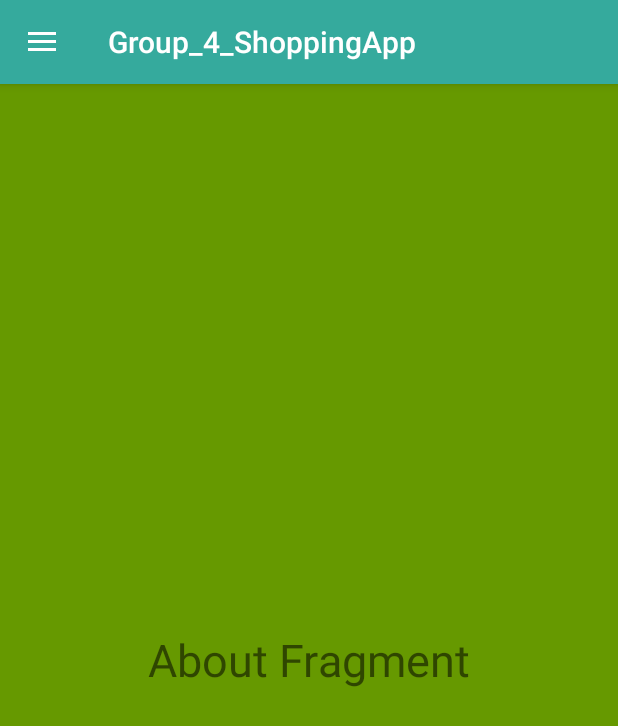
After one commit to khushi07/Group4_FinalProject_W2019_MAD3125, an Android app: the fragment AboutFragment placed in its activity, on a phone screen of 412 x 824 dp. The commit adds this screen. Shown: the top 726 px of the screen. Run offline under Robolectric (Android 15) with nearby library versions, the phone set to English and light mode, and no system bars.

Commit message:
Fragments Added

```diff
--- /dev/null
+++ b/app/src/main/java/com/example/group_4_shoppingapp/AboutFragment.java
@@ -0,0 +1,19 @@
+package com.example.group_4_shoppingapp;
+
+import android.os.Bundle;
+import android.view.LayoutInflater;
+import android.view.View;
+import android.view.ViewGroup;
+
+import androidx.annotation.NonNull;
+import androidx.annotation.Nullable;
+import androidx.fragment.app.Fragment;
+
+public class AboutFragment extends Fragment {
+
+    @Nullable
+    @Override
+    public View onCreateView(@NonNull LayoutInflater inflater, @Nullable ViewGroup container, @Nullable Bundle savedInstanceState) {
+        return inflater.inflate(R.layout.fragment_about, container, false);
+    }
+}
--- a/app/src/main/res/layout/activity_home.xml
+++ b/app/src/main/res/layout/activity_home.xml
@@ -21,6 +21,12 @@
             android:ems="10"
             android:inputType="textPersonName"
             android:text="Main Layout" />
+
+    <FrameLayout
+        android:id="@+id/fragment_container"
+        android:layout_width="match_parent"
+        android:layout_height="match_parent"></FrameLayout>
+
     </LinearLayout>
 
     <com.google.android.material.navigation.NavigationView
@@ -28,6 +34,7 @@
         android:layout_height="match_parent"
         app:menu="@menu/navigation_menu"
         android:layout_gravity="start"
+        android:id="@+id/nav_view"
         app:headerLayout="@layout/navigation_header">
     </com.google.android.material.navigation.NavigationView>
 
--- /dev/null
+++ b/app/src/main/res/layout/fragment_about.xml
@@ -0,0 +1,13 @@
+<?xml version="1.0" encoding="utf-8"?>
+<RelativeLayout xmlns:android="http://schemas.android.com/apk/res/android"
+    android:layout_width="match_parent" android:layout_height="match_parent"
+    android:background="@android:color/holo_green_dark">
+
+    <TextView
+        android:layout_width="wrap_content"
+        android:layout_height="wrap_content"
+        android:text="About Fragment"
+        android:textSize="30sp"
+        android:layout_centerInParent="true"/>
+
+</RelativeLayout>
```
Also changed, not shown: app/src/main/java/com/example/group_4_shoppingapp/CartFragment.java (added, +19 -0 lines), app/src/main/java/com/example/group_4_shoppingapp/ContactFragment.java (added, +19 -0 lines), app/src/main/java/com/example/group_4_shoppingapp/HomeActivity.java (+44 -1 lines), app/src/main/java/com/example/group_4_shoppingapp/LogoutFragment.java (added, +30 -0 lines), app/src/main/java/com/example/group_4_shoppingapp/ProductsFragment.java (added, +19 -0 lines), app/src/main/res/layout/fragment_cart.xml (added, +13 -0 lines), app/src/main/res/layout/fragment_contact.xml (added, +13 -0 lines), app/src/main/res/layout/fragment_products.xml (added, +13 -0 lines).
